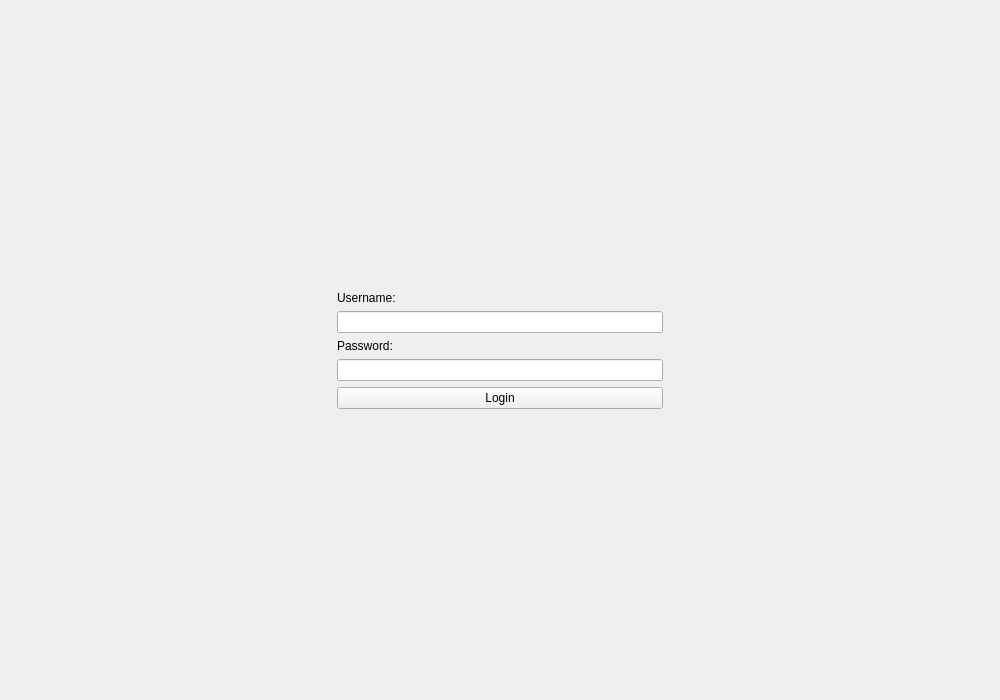
This is frontend/ui/login.ui in Pauldechassey/Minatt-ck as Qt 5 draws it before an edit. The edited form follows.
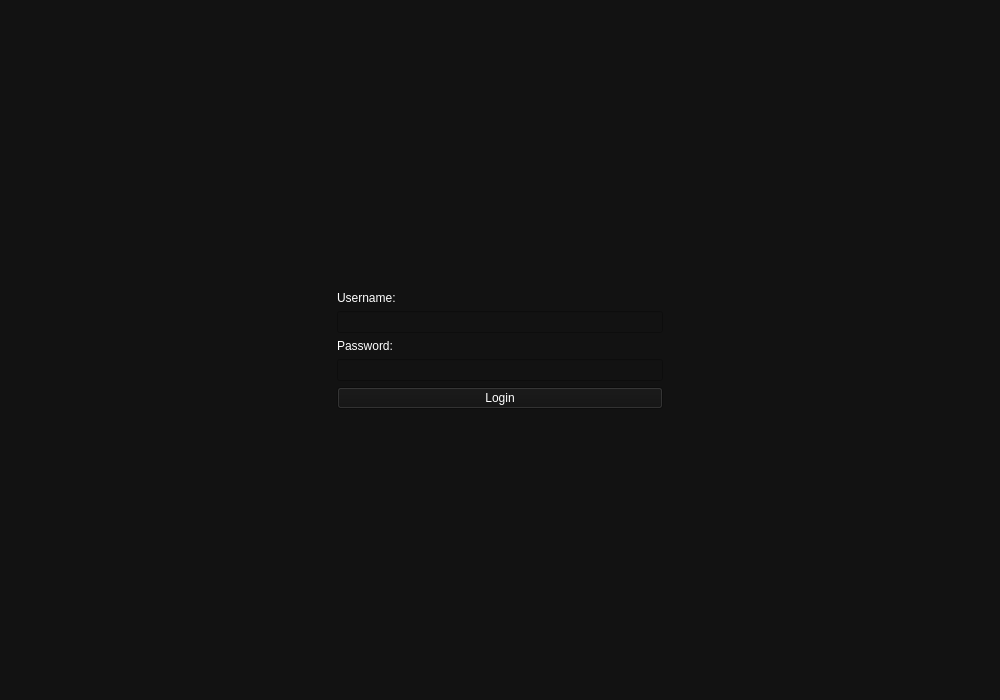
This is the edited form.

Commit message: feat: style pour login, accueil, attaques + refactorisation des noms de variables

Diff of the .ui file:
```diff
--- a/frontend/ui/login.ui
+++ b/frontend/ui/login.ui
@@ -13,6 +13,10 @@
   <property name="windowTitle">
    <string>Login</string>
   </property>
+  <property name="styleSheet">
+   <string notr="true">background-color: rgb(18, 18, 18);
+color:white</string>
+  </property>
   <layout class="QGridLayout" name="gridLayout">
    <item row="0" column="0">
     <layout class="QGridLayout" name="gridLayoutLogin">
@@ -96,6 +100,18 @@
        </item>
        <item>
         <widget class="QPushButton" name="buttonLogin">
+         <property name="styleSheet">
+          <string notr="true">QPushButton {
+    background-color: #00C853; /* Vert */
+    color: white;
+    font-weight: bold;
+    border-radius: 10px;
+    padding: 8px;
+}
+QPushButton:hover {
+    background-color: #009624; / survol */
+}</string>
+         </property>
          <property name="text">
           <string>Login</string>
          </property>
```
The commit also changes 13 other files.
